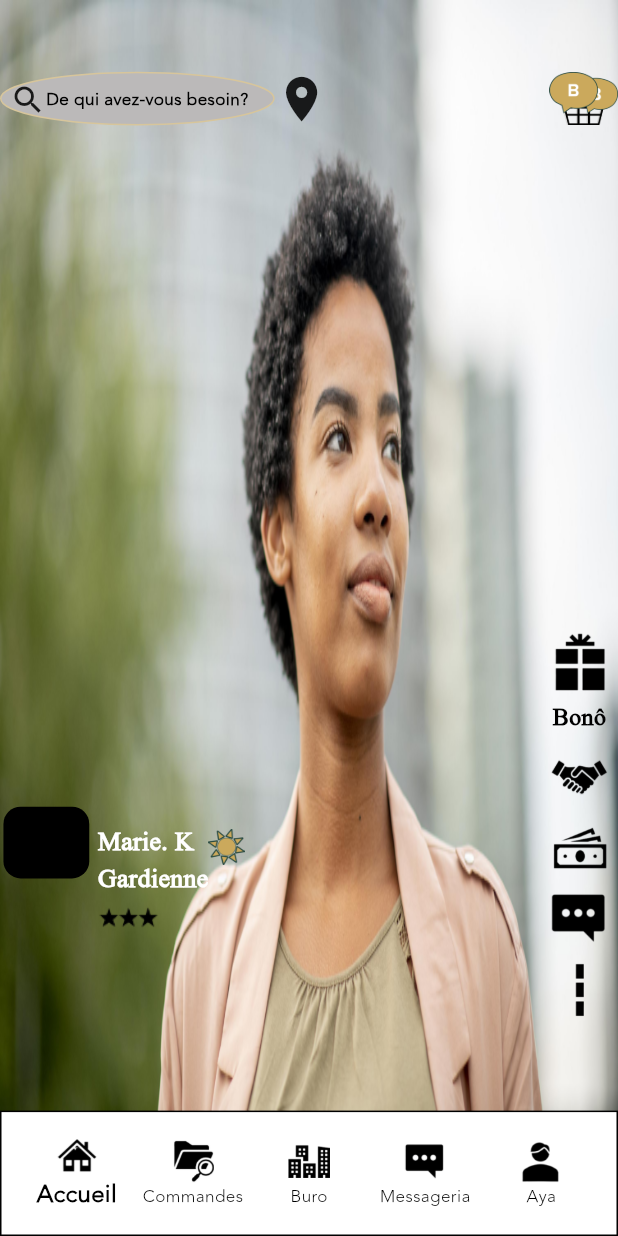
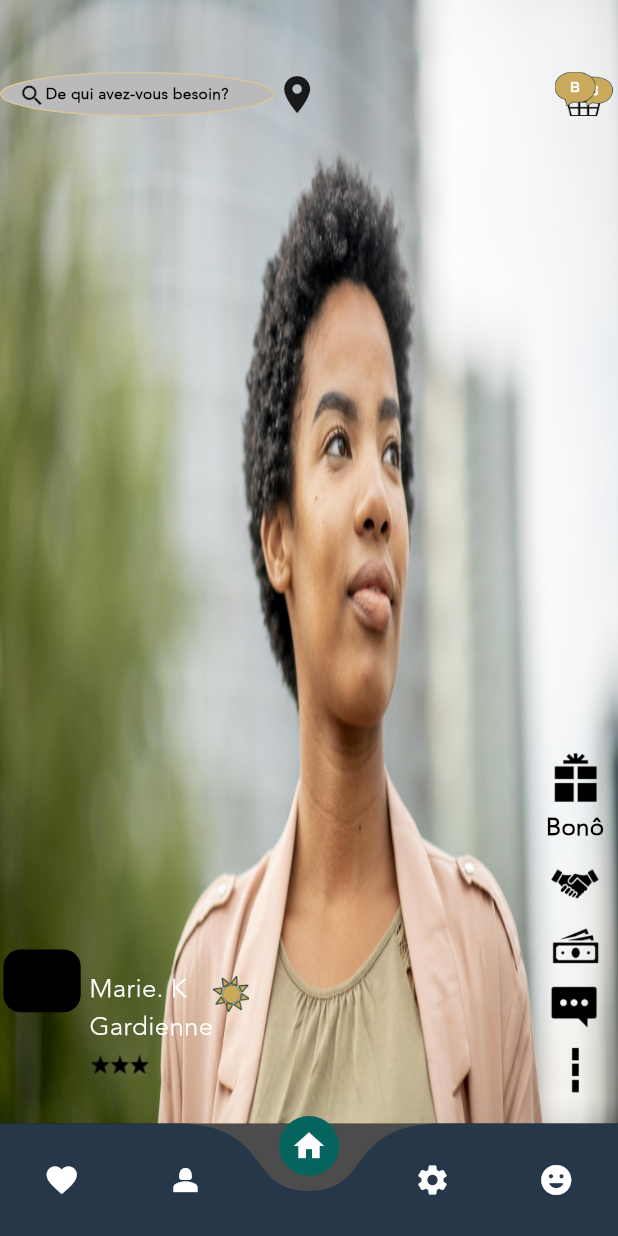
Before and after one commit to maazkhurshid60/bips-app, a Flutter app: the DashboardView screen opened directly, on a phone screen of 412 x 824 dp. Run offline on Flutter 3.47's test engine with Material 3 defaults, Android fonts, the phone set to English and light mode, and no system bars; drawn by our look-alikes of curved_navigation_bar; our stand-ins replace flutter_screenutil, get.

Commit message:
new dashboard implemented

```diff
--- a/lib/app/constants/app_text_style.dart
+++ b/lib/app/constants/app_text_style.dart
@@ -16,10 +16,9 @@ class AppTextStyle{
   static TextStyle extraSmallLight = TextStyle(color:Colors.black,fontSize:10.sp, fontWeight: FontWeight.w400,fontFamily: 'Avenir');
 
   //-------------------new Fonts with family-------------------
-  static TextStyle logeTextStyle = TextStyle(color:Colors.black,fontSize:85.sp, fontWeight: FontWeight.bold,fontFamily: 'Informal');
+  static TextStyle logeTextStyle = TextStyle(color:Colors.black,fontSize:110.sp, fontWeight: FontWeight.bold,fontFamily: 'Informal');
   static TextStyle slogenTextStyle = TextStyle(color:Colors.black,fontSize:16.sp, fontWeight: FontWeight.bold,fontFamily: 'times', fontStyle: FontStyle.italic);
   static TextStyle slogenTextStyleGeneral = TextStyle(color:Colors.black,fontSize:16.sp, fontWeight: FontWeight.bold,fontFamily: 'times');
   static TextStyle otherTextStyle = TextStyle(color:Colors.black,fontSize:12.sp, fontWeight: FontWeight.normal,fontFamily: 'Avenir');
 
-
 }
--- a/lib/app/modules/dashboard/views/cashprice_view.dart
+++ b/lib/app/modules/dashboard/views/cashprice_view.dart
@@ -27,7 +27,7 @@ class CashPriceView extends GetView<DashboardController> {
               controller.cashpriceCurrentIndex.value == 0
                   ? "Marie, K"
                   : "Sectoriel",
-              style: AppTextStyle.extraMediumbold.copyWith(fontWeight: FontWeight.w500))),
+              style: AppTextStyle.otherTextStyle.copyWith(fontWeight: FontWeight.w500))),
           SizedBox(height: 20.h),
 
           //------------main content------------
--- a/lib/app/modules/dashboard/views/dashboard_view.dart
+++ b/lib/app/modules/dashboard/views/dashboard_view.dart
@@ -1,15 +1,7 @@
-import 'package:bips_app/app/constants/app_text_style.dart';
-import 'package:bips_app/app/modules/dashboard/views/bonos_view.dart';
-import 'package:bips_app/app/modules/dashboard/views/cashprice_view.dart';
-import 'package:bips_app/app/modules/dashboard/views/credibility_view.dart';
-import 'package:bips_app/app/modules/dashboard/views/home_view.dart';
-import 'package:bips_app/app/modules/dashboard/views/location_view.dart';
-import 'package:bips_app/app/modules/dashboard/views/more_option_view.dart';
-import 'package:bips_app/app/modules/dashboard/views/notification_view.dart';
-import 'package:bips_app/app/modules/dashboard/views/search_view.dart';
-import 'package:bips_app/app/modules/dashboard/views/switcher_view.dart';
+
+import 'package:bips_app/app/modules/dashboard/views/home_sub_view.dart';
+import 'package:curved_navigation_bar/curved_navigation_bar.dart';
 import 'package:flutter/material.dart';
-import 'package:flutter_screenutil/flutter_screenutil.dart';
 import 'package:get/get.dart';
 
 import '../controllers/dashboard_controller.dart';
@@ -20,92 +12,25 @@ class DashboardView extends GetView<DashboardController> {
   Widget build(BuildContext context) {
     return Scaffold(
       backgroundColor: Colors.white,
-       resizeToAvoidBottomInset: false,
-      body: Column(
-        children: [
-          Obx(() {
-            if (controller.activePage.value == 1) {
-              return const Expanded(child: SearchView());
-            } else if (controller.activePage.value == 2) {
-              return const Expanded(child: NotifcationView());
-            } else if (controller.activePage.value == 3) {
-              return const Expanded(child: BonosView());
-            } else if (controller.activePage.value == 4) {
-              return const Expanded(child: CashPriceView());
-            } else if (controller.activePage.value == 5) {
-              return const Expanded(child: LocationView());
-            } else if (controller.activePage.value == 6) {
-              return const Expanded(child: MoreOptionView());
-            }else if (controller.activePage.value == 7) {
-              return const Expanded(child: SwitcherView());
-            }else if (controller.activePage.value == 8) {
-              return const Expanded(child: CredibilityView());
-            }  else {
-              return const Expanded(child: HomeView());
-            }
-          }),
+      resizeToAvoidBottomInset: false,
+      bottomNavigationBar: CurvedNavigationBar(
 
-          // -----------custom bottom sheets ------------
-          Container(
-            height: 70.h,
-            padding: EdgeInsets.symmetric(vertical: 10.h, horizontal: 10.w),
-            width: double.infinity,
+        buttonBackgroundColor: const Color.fromARGB(255, 6, 100, 94),
+     color: const Color(0xff263749),
+    backgroundColor: Colors.black.withOpacity(0.7),
+  index: 2,
+    items: const <Widget>[
+      Icon(Icons.favorite, color: Colors.white),
+      Icon(Icons.person_2, color: Colors.white),
+      Icon(Icons.home, color: Colors.white),
+      Icon(Icons.settings, color: Colors.white),
+      Icon(Icons.tag_faces_rounded, color: Colors.white),
+    ],
+    onTap: (index){
 
-            decoration: BoxDecoration(
-              border: Border.all(color: Colors.black),
-
-            ),
-            child: const Row(
-              mainAxisAlignment: MainAxisAlignment.spaceBetween,
-              crossAxisAlignment: CrossAxisAlignment.center,
-              children: [
-                Expanded(child: BottomItem()),
-                Expanded(
-                    child: BottomItem(
-                  imagePath: "folder",
-                  label: "Commandes",
-                )),
-                Expanded(
-                    child: BottomItem(
-                  imagePath: "chart",
-                  label: "Buro",
-                )),
-                Expanded(
-                    child: BottomItem(
-                  imagePath: "messages",
-                  label: "Messageria",
-                )),
-                Expanded(
-                    child: BottomItem(
-                  imagePath: "user",
-                  label: "Aya",
-                )),
-              ],
-            ),
-          ),
-        ],
-      ),
+    },
+  ),
+      body: const HomeSubViewss()
     );
   }
 }
-
-class BottomItem extends StatelessWidget {
-  const BottomItem({super.key, this.imagePath, this.label});
-  final String? imagePath;
-  final String? label;
-  @override
-  Widget build(BuildContext context) {
-    return Column(
-      mainAxisAlignment: MainAxisAlignment.center,
-      crossAxisAlignment: CrossAxisAlignment.center,
-      children: [
-        Image.asset("assets/images/${imagePath ?? "home"}.png",
-            height: 25.h, width: 25.w),
-        Text(label ?? "Accueil",
-            style: label == null
-                ? AppTextStyle.smallbold
-                : AppTextStyle.otherTextStyle.copyWith(fontSize: 10.sp))
-      ],
-    );
-  }
-}
--- /dev/null
+++ b/lib/app/modules/dashboard/views/home_sub_view.dart
@@ -0,0 +1,41 @@
+import 'package:bips_app/app/modules/dashboard/controllers/dashboard_controller.dart';
+import 'package:bips_app/app/modules/dashboard/views/bonos_view.dart';
+import 'package:bips_app/app/modules/dashboard/views/cashprice_view.dart';
+import 'package:bips_app/app/modules/dashboard/views/credibility_view.dart';
+import 'package:bips_app/app/modules/dashboard/views/home_view.dart';
+import 'package:bips_app/app/modules/dashboard/views/location_view.dart';
+import 'package:bips_app/app/modules/dashboard/views/more_option_view.dart';
+import 'package:bips_app/app/modules/dashboard/views/notification_view.dart';
+import 'package:bips_app/app/modules/dashboard/views/search_view.dart';
+import 'package:bips_app/app/modules/dashboard/views/switcher_view.dart';
+import 'package:flutter/material.dart';
+import 'package:get/get.dart';
+
+class HomeSubViewss extends GetView<DashboardController> {
+  const HomeSubViewss({super.key});
+
+  @override
+  Widget build(BuildContext context) {
+    return Obx(() {
+     if (controller.activePage.value == 1) {
+        return const Expanded(child: SearchView());
+      } else if (controller.activePage.value == 2) {
+        return const Expanded(child: NotifcationView());
+      } else if (controller.activePage.value == 3) {
+        return const Expanded(child: BonosView());
+      } else if (controller.activePage.value == 4) {
+        return const Expanded(child: CashPriceView());
+      } else if (controller.activePage.value == 5) {
+        return const Expanded(child: LocationView());
+      } else if (controller.activePage.value == 6) {
+        return const Expanded(child: MoreOptionView());
+      } else if (controller.activePage.value == 7) {
+        return const Expanded(child: SwitcherView());
+      } else if (controller.activePage.value == 8) {
+        return const Expanded(child: CredibilityView());
+      } else {
+        return const Expanded(child: HomeView());
+      }
+    });
+  }
+}
--- a/lib/app/modules/dashboard/views/home_view.dart
+++ b/lib/app/modules/dashboard/views/home_view.dart
@@ -28,8 +28,8 @@ class HomeView extends GetView<DashboardController> {
                     controller.activePage.value = 1;
                   },
                   child: Container(
-                    height: 30.h,
-                    padding: EdgeInsets.all(5.r),
+                    height: 25.h,
+                    padding: EdgeInsets.symmetric(horizontal: 10.w, vertical: 5.h),
                     decoration:  const ShapeDecoration(
                        color: Color.fromARGB(255, 187, 185, 185),
                       shape: OvalBorder(
@@ -41,10 +41,10 @@ class HomeView extends GetView<DashboardController> {
                     width: 160.w,
                     child: Row(
                       children: [
-                        const Icon(Icons.search),
+                         Icon(Icons.search,size: 15.h),
                         FittedBox(
                           fit: BoxFit.contain,
-                          child: Text("De qui avez-vous besoin?", style: AppTextStyle.otherTextStyle.copyWith(fontSize: 10.sp, fontWeight: FontWeight.bold)))
+                          child: Text("De qui avez-vous besoin?", style: AppTextStyle.otherTextStyle.copyWith(fontSize: 9.sp, fontWeight: FontWeight.bold)))
                       ],
                     ),
                   )),
@@ -52,14 +52,14 @@ class HomeView extends GetView<DashboardController> {
                   onTap: () {
                     controller.activePage.value = 5;
                   },
-                  child: Icon(Icons.location_on, size: 30.h)),
+                  child: Icon(Icons.location_on, size: 25.h)),
               const Spacer(),
               GestureDetector(
                   onTap: () {
                     controller.activePage.value = 2;
                   },
                   child: Image.asset("assets/images/cart.png",
-                      height: 30.h, width: 40.w)),
+                      height: 25.h, width: 40.w)),
             ],
           ),
           const Spacer(),
@@ -68,25 +68,27 @@ class HomeView extends GetView<DashboardController> {
               crossAxisAlignment: CrossAxisAlignment.center,
               children: [
                 SizedBox(width: 2.w),
-                Container(
-                  margin: EdgeInsets.only(bottom: 10.h),
-                  height: 40.h,
-                  width: 50.w,
-                  decoration: BoxDecoration(
-                      color: Colors.black,
-                      borderRadius: BorderRadius.circular(10).r),
+                Padding(
+                  padding:  EdgeInsets.only(top:  50.0.h),
+                  child: Container(
+
+                    height: 35.h,
+                    width: 45.w,
+                    decoration: BoxDecoration(
+                        color: Colors.black,
+                        borderRadius: BorderRadius.circular(10).r),
+                  ),
                 ),
                 SizedBox(width: 5.w),
                 Padding(
-                  padding: EdgeInsets.only(top: 30.h),
+                  padding: EdgeInsets.only(top: 100.h),
                   child: Column(
                     crossAxisAlignment: CrossAxisAlignment.start,
                     children: [
                       Row(
                         children: [
-
                           Text("Marie. K \nGardienne",
-                              style: AppTextStyle.slogenTextStyleGeneral.copyWith(fontSize: 15.sp, color: Colors.white)),
+                              style: AppTextStyle.otherTextStyle.copyWith(fontSize: 15.sp, color: Colors.white)),
                         Padding(
                           padding:  EdgeInsets.only(bottom: 15.h),
                           child: Image.asset("assets/images/sun.png", height: 20.h),
@@ -99,7 +101,7 @@ class HomeView extends GetView<DashboardController> {
                 ),
                 const Spacer(),
                 Padding(
-                  padding: EdgeInsets.only(bottom: 30.h, right: 5.w),
+                  padding: EdgeInsets.only(bottom: 15.h, right: 8.w),
                   child: Column(
                     children: [
                       GestureDetector(
@@ -107,38 +109,38 @@ class HomeView extends GetView<DashboardController> {
                             controller.activePage.value = 3;
                           },
                           child: Image.asset("assets/images/box.png",
-                              height: 35.h, width: 35.w)),
+                              height: 30.h, width: 30.w)),
                       SizedBox(height: 5.h),
-                      Text("Bonô", style: AppTextStyle.slogenTextStyleGeneral.copyWith(fontSize: 14.sp, fontWeight: FontWeight.w900)),
+                      Text("Bonô", style: AppTextStyle.otherTextStyle.copyWith(fontSize: 14.sp, fontWeight: FontWeight.w900)),
                       SizedBox(height: 5.h),
                       Image.asset("assets/images/hand.png",
-                          height: 35.h, width: 35.w),
+                          height: 30.h, width: 30.w),
                       SizedBox(height: 5.h),
                       GestureDetector(
                           onTap: () {
                             controller.activePage.value = 4;
                           },
                           child: Image.asset("assets/images/cash.png",
-                              height: 35.h, width: 35.w)),
+                              height: 30.h, width: 30.w)),
                       SizedBox(height: 5.h),
                     GestureDetector(
                           onTap: () {
                             controller.activePage.value = 4;
                           },
                           child: Image.asset("assets/images/messages.png",
-                              height: 35.h, width: 35.w)),
+                              height: 30.h, width: 30.w)),
                       SizedBox(height: 5.h),
                       GestureDetector(
                           onTap: () {
                             controller.activePage.value = 6;
                           },
                           child: Image.asset("assets/images/pop.png",
-                              height: 35.h, width: 35.w)),
+                              height: 30.h, width: 30.w)),
                     ],
                   ),
                 )
               ]),
-          SizedBox(height: 20.h),
+
         ],
       ),
     );
--- a/lib/app/modules/profile/views/otp_view.dart
+++ b/lib/app/modules/profile/views/otp_view.dart
@@ -110,10 +110,10 @@ class _DropDownWidgetState extends State<DropDownWidget> {
         },
       style: AppTextStyle.otherTextStyle.copyWith(fontSize:  14.sp),
         icon: const Visibility(child: Icon(Icons.arrow_drop_down)),
-        hint: Text(widget.controller.selectedService),
+        hint: Text(widget.controller.selectedService, style: AppTextStyle.otherTextStyle),
         value: widget.controller.selectedService,
         items: widget.controller.services
-            .map((String e) => DropdownMenuItem(value: e, child: Text(e)))
+            .map((String e) => DropdownMenuItem(value: e, child: Text(e, style: AppTextStyle.otherTextStyle)))
             .toList(),
       ),
     );
--- a/lib/app/modules/splash/views/splash_view.dart
+++ b/lib/app/modules/splash/views/splash_view.dart
@@ -9,25 +9,22 @@ class SplashView extends GetView<SplashController> {
   const SplashView({super.key});
   @override
   Widget build(BuildContext context) {
-    return   Scaffold(
+    return Scaffold(
       backgroundColor: Colors.white,
       resizeToAvoidBottomInset: false,
-      body:  SafeArea(
+      body: SafeArea(
         child: Center(
-
-          child:Padding(
-            padding:  EdgeInsets.symmetric(vertical: 40.h),
+            child: Padding(
+          padding: EdgeInsets.symmetric(vertical: 40.h),
           child: Container(
-
-              decoration:  BoxDecoration(
-                border: Border.all(color: Colors.black)
-                ,borderRadius: BorderRadius.circular(50.r)
-              ),
-
+              decoration: BoxDecoration(
+                  border: Border.all(color: Colors.black),
+                  borderRadius: BorderRadius.circular(50.r)),
               width: double.infinity,
-              child: Obx(() =>  controller.textIndex.value ==0? const Text1Widget(): const Text2Widget())),
-          )
-        ),
+              child: Obx(() => controller.textIndex.value == 0
+                  ? const Text1Widget()
+                  : const Text2Widget())),
+        )),
       ),
     );
   }
@@ -44,13 +41,13 @@ class Text1Widget extends StatelessWidget {
       mainAxisAlignment: MainAxisAlignment.center,
       crossAxisAlignment: CrossAxisAlignment.center,
       children: [
-       Image.asset("assets/images/comma.png", height: 20.h,width: 20.w, color: const Color(0xffFFD700),),
-        Text("Akwaba!", style: AppTextStyle.largebold),
-        Text("Bienvenue!", style: AppTextStyle.largebold)
+
+        Text("Bienvenue!", style: AppTextStyle.slogenTextStyleGeneral.copyWith(fontSize: 50.sp))
       ],
     );
   }
 }
+
 class Text2Widget extends StatelessWidget {
   const Text2Widget({
     super.key,
@@ -64,7 +61,6 @@ class Text2Widget extends StatelessWidget {
         children: [
           Text("Bip’S", style: AppTextStyle.logeTextStyle),
           Text("Oser autrement!", style: AppTextStyle.slogenTextStyle),
-             ]
-    );
+        ]);
   }
 }
--- a/pubspec.yaml
+++ b/pubspec.yaml
@@ -38,6 +38,7 @@ dependencies:
   get: ^4.6.6
   flutter_screenutil: ^5.9.3
   flutter_svg: ^2.0.10+1
+  curved_navigation_bar: ^1.0.6
 
 
 dev_dependencies:
```
Also changed, not shown: pubspec.lock, 1 other file. Lines whose indentation alone changed are shown as unchanged.
